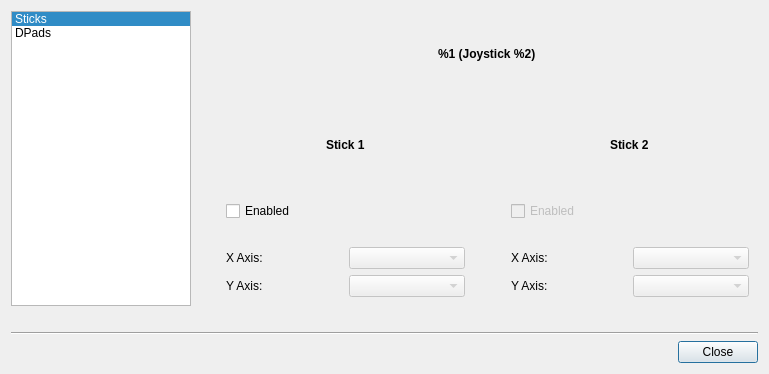
The window that src/advancestickassignmentdialog.ui (AntiMicroX/antimicrox) describes before a commit, drawn with Qt 5.
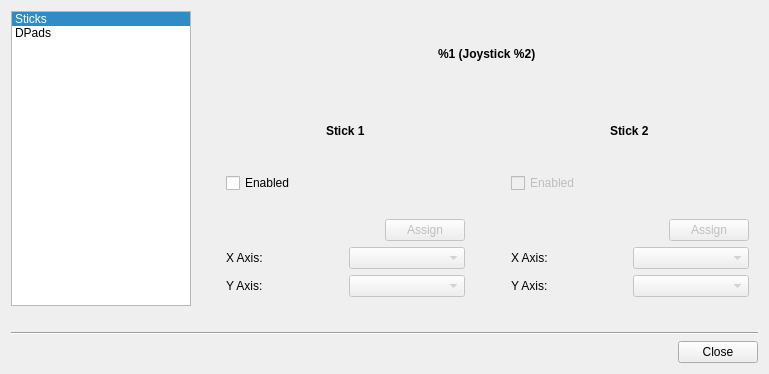
The same window after the commit.

Commit message: Added quick stick assignment to AdvanceStickAssignmentDialog. Other fixes related to ignoring button events.

The edit to the form file:
```diff
--- a/src/advancestickassignmentdialog.ui
+++ b/src/advancestickassignmentdialog.ui
@@ -92,7 +92,7 @@
               <number>-1</number>
              </property>
              <item>
-              <layout class="QVBoxLayout" name="verticalLayout" stretch="0,0,0,3,3">
+              <layout class="QVBoxLayout" name="verticalLayout" stretch="0,0,0,0,3,3">
                <property name="spacing">
                 <number>-1</number>
                </property>
@@ -135,6 +135,33 @@
                  </property>
                 </spacer>
                </item>
+               <item>
+                <layout class="QHBoxLayout" name="horizontalLayout_7">
+                 <item>
+                  <spacer name="horizontalSpacer_3">
+                   <property name="orientation">
+                    <enum>Qt::Horizontal</enum>
+                   </property>
+                   <property name="sizeHint" stdset="0">
+                    <size>
+                     <width>40</width>
+                     <height>20</height>
+                    </size>
+                   </property>
+                  </spacer>
+                 </item>
+                 <item>
+                  <widget class="QPushButton" name="quickAssignStick1PushButton">
+                   <property name="enabled">
+                    <bool>false</bool>
+                   </property>
+                   <property name="text">
+                    <string>Assign</string>
+                   </property>
+                  </widget>
+                 </item>
+                </layout>
+               </item>
                <item>
                 <layout class="QHBoxLayout" name="horizontalLayout">
                  <item>
@@ -190,7 +217,7 @@
               </spacer>
              </item>
              <item>
-              <layout class="QVBoxLayout" name="verticalLayout_2" stretch="0,0,0,3,3">
+              <layout class="QVBoxLayout" name="verticalLayout_2" stretch="0,0,0,0,3,3">
                <item alignment="Qt::AlignHCenter">
                 <widget class="QLabel" name="label_6">
                  <property name="font">
@@ -230,6 +257,33 @@
                  </property>
                 </spacer>
                </item>
+               <item>
+                <layout class="QHBoxLayout" name="horizontalLayout_8">
+                 <item>
+                  <spacer name="horizontalSpacer_4">
+                   <property name="orientation">
+                    <enum>Qt::Horizontal</enum>
+                   </property>
+                   <property name="sizeHint" stdset="0">
+                    <size>
+                     <width>40</width>
+                     <height>20</height>
+                    </size>
+                   </property>
+                  </spacer>
+                 </item>
+                 <item>
+                  <widget class="QPushButton" name="quickAssignStick2PushButton">
+                   <property name="enabled">
+                    <bool>false</bool>
+                   </property>
+                   <property name="text">
+                    <string>Assign</string>
+                   </property>
+                  </widget>
+                 </item>
+                </layout>
+               </item>
                <item>
                 <layout class="QHBoxLayout" name="horizontalLayout_3">
                  <item>
```
The commit also changes 14 other files.
